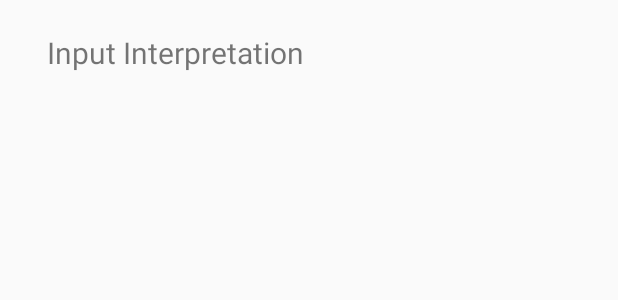
After one commit to rodnierbc/Algebra-Supporting, an Android app: the layout activity_result_solve.xml on its own in the app's theme, with its tools: preview values and no code run, on a phone screen of 412 x 824 dp. The commit adds this screen. Shown: the top 300 px of the screen. Run offline under Robolectric (Android 15) with nearby library versions, the phone set to English and light mode, and no system bars.

Commit message:
Create ResultSolveActivity jsv class

```diff
--- /dev/null
+++ b/app/src/main/res/layout/activity_result_solve.xml
@@ -0,0 +1,25 @@
+<?xml version="1.0" encoding="utf-8"?>
+<android.support.constraint.ConstraintLayout
+    xmlns:android="http://schemas.android.com/apk/res/android"
+    xmlns:app="http://schemas.android.com/apk/res-auto"
+    xmlns:tools="http://schemas.android.com/tools"
+    android:layout_width="match_parent"
+    android:layout_height="match_parent">
+
+    <TextView
+        android:id="@+id/inputInterpretationTextView"
+        android:layout_width="wrap_content"
+        android:layout_height="wrap_content"
+        android:layout_marginBottom="8dp"
+        android:layout_marginEnd="8dp"
+        android:layout_marginStart="8dp"
+        android:layout_marginTop="8dp"
+        android:text="Input Interpretation"
+        android:textSize="20sp"
+        app:layout_constraintBottom_toBottomOf="parent"
+        app:layout_constraintEnd_toEndOf="parent"
+        app:layout_constraintHorizontal_bias="0.104"
+        app:layout_constraintStart_toStartOf="parent"
+        app:layout_constraintTop_toTopOf="parent"
+        app:layout_constraintVertical_bias="0.017" />
+</android.support.constraint.ConstraintLayout>
--- a/app/src/main/res/values/strings.xml
+++ b/app/src/main/res/values/strings.xml
@@ -1,3 +1,3 @@
 <resources>
-    <string name="app_name">AlgebraSupporting</string>
+    <string name="app_name">Algebra Supporting</string>
 </resources>
```
Also changed, not shown: app/src/main/java/com/epicodus/algebrasupporting/ResultSolveActivity.java (added, +8 -0 lines), app/src/main/res/layout/activity_solve.xml (+16 -1 lines).
